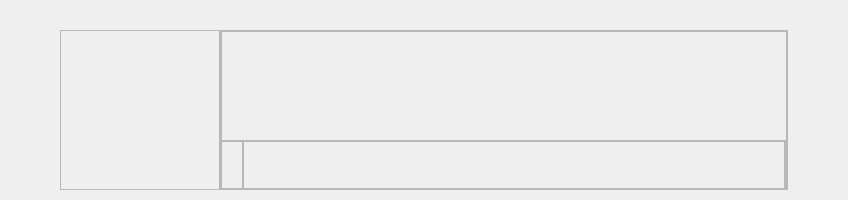
Old version of the form CaX/widget/formTop/infotracks.ui in the repository fsest4u/CaX_03.
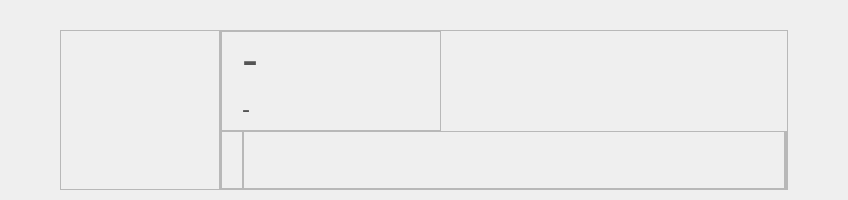
New version of the form. Custom widgets are drawn as their Qt base class.

Commit message: [해상도 작업] 제목 최대 글자크기 변경 (42 -> 36) / 제목 영역 수정 글자 흐르는 속도 조절 / 마우스 오버시 글자 흐르는 기능 추가 서비스 제목 변경 (FormTitle -> WidgetMarqueeLabel)

What changed in the file:
```diff
--- a/CaX/widget/formTop/infotracks.ui
+++ b/CaX/widget/formTop/infotracks.ui
@@ -108,14 +108,14 @@
        <widget class="QFrame" name="frameFormTitle">
         <property name="minimumSize">
          <size>
-          <width>0</width>
-          <height>110</height>
+          <width>220</width>
+          <height>100</height>
          </size>
         </property>
         <property name="maximumSize">
          <size>
-          <width>16777215</width>
-          <height>110</height>
+          <width>220</width>
+          <height>16777215</height>
          </size>
         </property>
         <property name="frameShape">
@@ -140,6 +140,44 @@
          <property name="spacing">
           <number>0</number>
          </property>
+         <item row="0" column="0">
+          <widget class="WidgetMarqueeLabel" name="labelTitle">
+           <property name="font">
+            <font>
+             <family>Segoe UI</family>
+             <pointsize>36</pointsize>
+            </font>
+           </property>
+           <property name="styleSheet">
+            <string notr="true">QLabel
+{
+color: rgb(84, 84, 84);
+}</string>
+           </property>
+           <property name="text">
+            <string>-</string>
+           </property>
+          </widget>
+         </item>
+         <item row="1" column="0">
+          <widget class="WidgetMarqueeLabel" name="labelSubtitle">
+           <property name="font">
+            <font>
+             <family>Segoe UI</family>
+             <pointsize>18</pointsize>
+            </font>
+           </property>
+           <property name="styleSheet">
+            <string notr="true">QLabel
+{
+color: rgb(84, 84, 84);
+}</string>
+           </property>
+           <property name="text">
+            <string>-</string>
+           </property>
+          </widget>
+         </item>
         </layout>
        </widget>
       </item>
@@ -263,6 +301,13 @@
    </item>
   </layout>
  </widget>
+ <customwidgets>
+  <customwidget>
+   <class>WidgetMarqueeLabel</class>
+   <extends>QLabel</extends>
+   <header location="global">util/widgetmarqueelabel.h</header>
+  </customwidget>
+ </customwidgets>
  <resources/>
  <connections/>
 </ui>
```
The commit also changes 26 other files.
